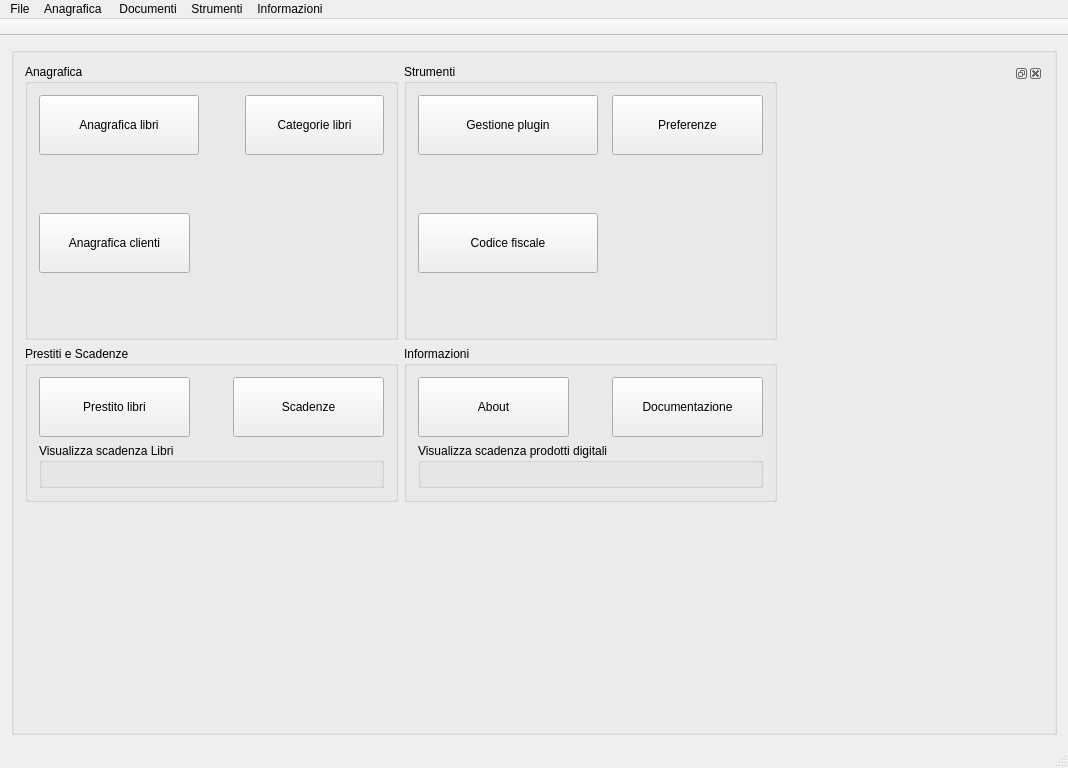
Above: lylibrary/ui/mainwindow.ui from kratos83/LyLibrary before the change. Below: the same form after it.
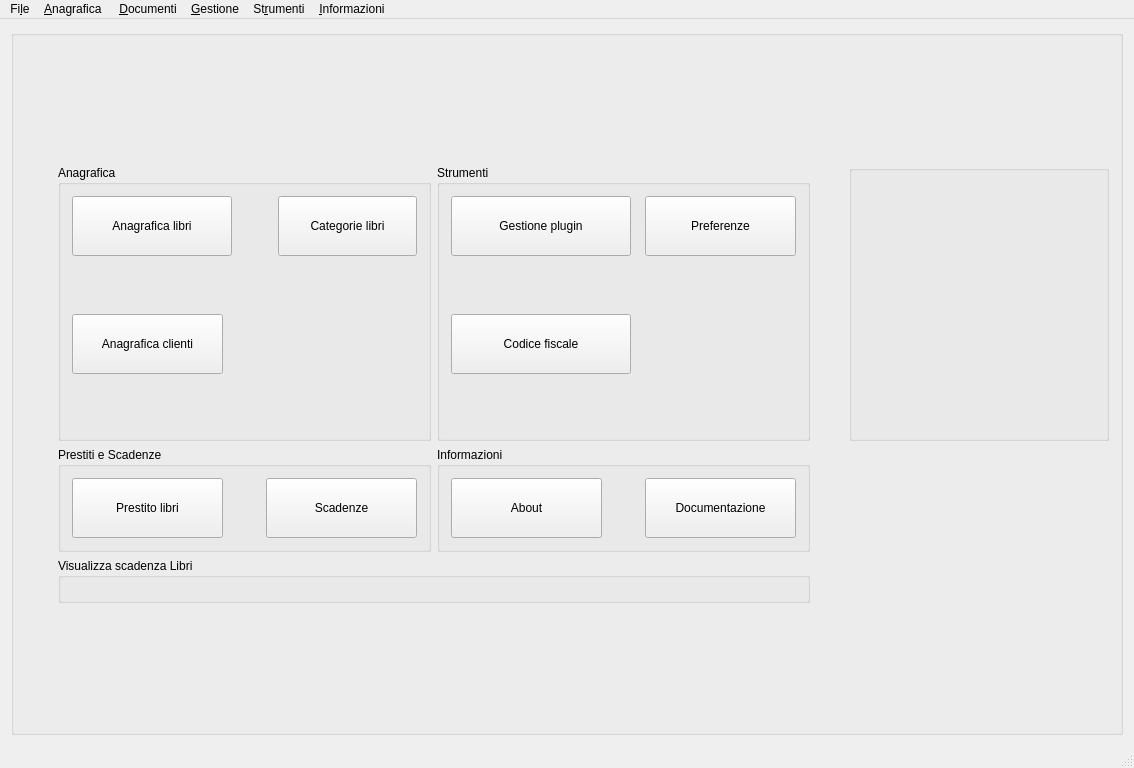
That is the form after the change. Icons and pictures are not drawn. Custom widgets are drawn as their Qt base class.

Diff of the .ui file:
```diff
--- a/lylibrary/ui/mainwindow.ui
+++ b/lylibrary/ui/mainwindow.ui
@@ -9,7 +9,7 @@
    <rect>
     <x>0</x>
     <y>0</y>
-    <width>1044</width>
+    <width>1134</width>
     <height>768</height>
    </rect>
   </property>
@@ -25,7 +25,33 @@
     <item row="0" column="0">
      <widget class="QGroupBox" name="groupBox">
       <layout class="QGridLayout" name="gridLayout_16">
-       <item row="0" column="5">
+       <item row="1" column="0">
+        <spacer name="horizontalSpacer_12">
+         <property name="orientation">
+          <enum>Qt::Horizontal</enum>
+         </property>
+         <property name="sizeHint" stdset="0">
+          <size>
+           <width>40</width>
+           <height>20</height>
+          </size>
+         </property>
+        </spacer>
+       </item>
+       <item row="2" column="0">
+        <spacer name="horizontalSpacer_5">
+         <property name="orientation">
+          <enum>Qt::Horizontal</enum>
+         </property>
+         <property name="sizeHint" stdset="0">
+          <size>
+           <width>40</width>
+           <height>20</height>
+          </size>
+         </property>
+        </spacer>
+       </item>
+       <item row="1" column="5">
         <spacer name="horizontalSpacer_11">
          <property name="orientation">
           <enum>Qt::Horizontal</enum>
@@ -38,7 +64,137 @@
          </property>
         </spacer>
        </item>
-       <item row="0" column="3" colspan="2">
+       <item row="2" column="1" colspan="2">
+        <widget class="QGroupBox" name="groupBox_2">
+         <property name="title">
+          <string>Prestiti e Scadenze</string>
+         </property>
+         <layout class="QGridLayout" name="gridLayout_13">
+          <item row="0" column="2">
+           <widget class="QPushButton" name="scadenze_2">
+            <property name="sizePolicy">
+             <sizepolicy hsizetype="Minimum" vsizetype="Fixed">
+              <horstretch>6</horstretch>
+              <verstretch>0</verstretch>
+             </sizepolicy>
+            </property>
+            <property name="minimumSize">
+             <size>
+              <width>151</width>
+              <height>60</height>
+             </size>
+            </property>
+            <property name="maximumSize">
+             <size>
+              <width>151</width>
+              <height>60</height>
+             </size>
+            </property>
+            <property name="baseSize">
+             <size>
+              <width>151</width>
+              <height>60</height>
+             </size>
+            </property>
+            <property name="text">
+             <string>Scadenze</string>
+            </property>
+            <property name="icon">
+             <iconset resource="../biblio.qrc">
+              <normaloff>:/images/user-group-properties.png</normaloff>:/images/user-group-properties.png</iconset>
+            </property>
+            <property name="iconSize">
+             <size>
+              <width>32</width>
+              <height>32</height>
+             </size>
+            </property>
+           </widget>
+          </item>
+          <item row="0" column="1">
+           <spacer name="horizontalSpacer_20">
+            <property name="orientation">
+             <enum>Qt::Horizontal</enum>
+            </property>
+            <property name="sizeHint" stdset="0">
+             <size>
+              <width>40</width>
+              <height>20</height>
+             </size>
+            </property>
+           </spacer>
+          </item>
+          <item row="0" column="0">
+           <widget class="QPushButton" name="cl2_2">
+            <property name="sizePolicy">
+             <sizepolicy hsizetype="Minimum" vsizetype="Fixed">
+              <horstretch>6</horstretch>
+              <verstretch>0</verstretch>
+             </sizepolicy>
+            </property>
+            <property name="minimumSize">
+             <size>
+              <width>151</width>
+              <height>60</height>
+             </size>
+            </property>
+            <property name="maximumSize">
+             <size>
+              <width>151</width>
+              <height>60</height>
+             </size>
+            </property>
+            <property name="baseSize">
+             <size>
+              <width>151</width>
+              <height>60</height>
+             </size>
+            </property>
+            <property name="text">
+             <string>Prestito libri</string>
+            </property>
+            <property name="icon">
+             <iconset resource="../biblio.qrc">
+              <normaloff>:/images/user-group-properties.png</normaloff>:/images/user-group-properties.png</iconset>
+            </property>
+            <property name="iconSize">
+             <size>
+              <width>32</width>
+              <height>32</height>
+             </size>
+            </property>
+           </widget>
+          </item>
+         </layout>
+        </widget>
+       </item>
+       <item row="4" column="3">
+        <spacer name="verticalSpacer_4">
+         <property name="orientation">
+          <enum>Qt::Vertical</enum>
+         </property>
+         <property name="sizeHint" stdset="0">
+          <size>
+           <width>20</width>
+           <height>40</height>
+          </size>
+         </property>
+        </spacer>
+       </item>
+       <item row="4" column="1">
+        <spacer name="verticalSpacer">
+         <property name="orientation">
+          <enum>Qt::Vertical</enum>
+         </property>
+         <property name="sizeHint" stdset="0">
+          <size>
+           <width>20</width>
+           <height>40</height>
+          </size>
+         </property>
+        </spacer>
+       </item>
+       <item row="1" column="3" colspan="2">
         <widget class="QGroupBox" name="groupBox_3">
          <property name="minimumSize">
           <size>
@@ -226,223 +382,7 @@
          </layout>
         </widget>
        </item>
-       <item row="0" column="0">
-        <spacer name="horizontalSpacer_12">
-         <property name="orientation">
-          <enum>Qt::Horizontal</enum>
-         </property>
-         <property name="sizeHint" stdset="0">
-          <size>
-           <width>40</width>
-           <height>20</height>
-          </size>
-         </property>
-        </spacer>
-       </item>
-       <item row="2" column="1">
-        <spacer name="verticalSpacer">
-         <property name="orientation">
-          <enum>Qt::Vertical</enum>
-         </property>
-         <property name="sizeHint" stdset="0">
-          <size>
-           <width>20</width>
-           <height>40</height>
-          </size>
-         </property>
-        </spacer>
-       </item>
-       <item row="1" column="5">
-        <spacer name="horizontalSpacer_16">
-         <property name="orientation">
-          <enum>Qt::Horizontal</enum>
-         </property>
-         <property name="sizeHint" stdset="0">
-          <size>
-           <width>40</width>
-           <height>20</height>
-          </size>
-         </property>
-        </spacer>
-       </item>
-       <item row="1" column="1" colspan="2">
-        <widget class="QGroupBox" name="groupBox_2">
-         <property name="title">
-          <string>Prestiti e Scadenze</string>
-         </property>
-         <layout class="QGridLayout" name="gridLayout_13">
-          <item row="0" column="2">
-           <widget class="QPushButton" name="scadenze_2">
-            <property name="sizePolicy">
-             <sizepolicy hsizetype="Minimum" vsizetype="Fixed">
-              <horstretch>6</horstretch>
-              <verstretch>0</verstretch>
-             </sizepolicy>
-            </property>
-            <property name="minimumSize">
-             <size>
-              <width>151</width>
-              <height>60</height>
-             </size>
-            </property>
-            <property name="maximumSize">
-             <size>
-              <width>151</width>
-              <height>60</height>
-             </size>
-            </property>
-            <property name="baseSize">
-             <size>
-              <width>151</width>
-              <height>60</height>
-             </size>
-            </property>
-            <property name="text">
-             <string>Scadenze</string>
-            </property>
-            <property name="icon">
-             <iconset resource="../biblio.qrc">
-              <normaloff>:/images/user-group-properties.png</normaloff>:/images/user-group-properties.png</iconset>
-            </property>
-            <property name="iconSize">
-             <size>
-              <width>32</width>
-              <height>32</height>
-             </size>
-            </property>
-           </widget>
-          </item>
-          <item row="0" column="1">
-           <spacer name="horizontalSpacer_20">
-            <property name="orientation">
-             <enum>Qt::Horizontal</enum>
-            </property>
-            <property name="sizeHint" stdset="0">
-             <size>
-              <width>40</width>
-              <height>20</height>
-             </size>
-            </property>
-           </spacer>
-          </item>
-          <item row="0" column="0">
-           <widget class="QPushButton" name="cl2_2">
-            <property name="sizePolicy">
-             <sizepolicy hsizetype="Minimum" vsizetype="Fixed">
-              <horstretch>6</horstretch>
-              <verstretch>0</verstretch>
-             </sizepolicy>
-            </property>
-            <property name="minimumSize">
-             <size>
-              <width>151</width>
-              <height>60</height>
-             </size>
-            </property>
-            <property name="maximumSize">
-             <size>
-              <width>151</width>
-              <height>60</height>
-             </size>
-            </property>
-            <property name="baseSize">
-             <size>
-              <width>151</width>
-              <height>60</height>
-             </size>
-            </property>
-            <property name="text">
-             <string>Prestito libri</string>
-            </property>
-            <property name="icon">
-             <iconset resource="../biblio.qrc">
-              <normaloff>:/images/user-group-properties.png</normaloff>:/images/user-group-properties.png</iconset>
-            </property>
-            <property name="iconSize">
-             <size>
-              <width>32</width>
-              <height>32</height>
-             </size>
-            </property>
-           </widget>
-          </item>
-          <item row="1" column="0" colspan="3">
-           <widget class="QGroupBox" name="groupBox_6">
-            <property name="title">
-             <string>Visualizza scadenza Libri</string>
-            </property>
-            <layout class="QGridLayout" name="gridLayout_14">
-             <item row="0" column="0">
-              <layout class="QGridLayout" name="gridLayout_15"/>
-             </item>
-            </layout>
-           </widget>
-          </item>
-         </layout>
-        </widget>
-       </item>
-       <item row="0" column="6">
-        <widget class="QDockWidget" name="dockWidget">
-         <property name="minimumSize">
-          <size>
-           <width>260</width>
-           <height>260</height>
-          </size>
-         </property>
-         <property name="maximumSize">
-          <size>
-           <width>260</width>
-           <height>524287</height>
-          </size>
-         </property>
-         <property name="sizeIncrement">
-          <size>
-           <width>260</width>
-           <height>0</height>
-          </size>
-         </property>
-         <property name="baseSize">
-          <size>
-           <width>260</width>
-           <height>0</height>
-          </size>
-         </property>
-         <property name="floating">
-          <bool>false</bool>
-         </property>
-         <property name="allowedAreas">
-          <set>Qt::NoDockWidgetArea</set>
-         </property>
-         <widget class="QWidget" name="dockWidgetContents"/>
-        </widget>
-       </item>
-       <item row="1" column="0">
-        <spacer name="horizontalSpacer_5">
-         <property name="orientation">
-          <enum>Qt::Horizontal</enum>
-         </property>
-         <property name="sizeHint" stdset="0">
-          <size>
-           <width>40</width>
-           <height>20</height>
-          </size>
-         </property>
-        </spacer>
-       </item>
-       <item row="2" column="3">
-        <spacer name="verticalSpacer_4">
-         <property name="orientation">
-          <enum>Qt::Vertical</enum>
-         </property>
-         <property name="sizeHint" stdset="0">
-          <size>
-           <width>20</width>
-           <height>40</height>
-          </size>
-         </property>
-        </spacer>
-       </item>
-       <item row="1" column="3" colspan="2">
+       <item row="2" column="3" colspan="2">
         <widget class="QGroupBox" name="groupBox_4">
          <property name="title">
           <string>Informazioni</string>
@@ -543,22 +483,10 @@
             </property>
            </spacer>
           </item>
-          <item row="1" column="0" colspan="3">
-           <widget class="QGroupBox" name="groupBox_7">
-            <property name="title">
-             <string>Visualizza scadenza prodotti digitali</string>
-            </property>
-            <layout class="QGridLayout" name="gridLayout_5">
-             <item row="0" column="0">
-              <layout class="QGridLayout" name="gridLayout_4"/>
-             </item>
-            </layout>
-           </widget>
-          </item>
          </layout>
         </widget>
        </item>
-       <item row="0" column="1" colspan="2">
+       <item row="1" column="1" colspan="2">
         <widget class="QGroupBox" name="groupBox">
          <property name="minimumSize">
           <size>
@@ -746,6 +674,96 @@
          </layout>
         </widget>
        </item>
+       <item row="3" column="1" colspan="4">
+        <widget class="QGroupBox" name="groupBox_6">
+         <property name="title">
+          <string>Visualizza scadenza Libri</string>
+         </property>
+         <layout class="QGridLayout" name="gridLayout_14">
+          <item row="0" column="0">
+           <layout class="QGridLayout" name="gridLayout_15"/>
+          </item>
+         </layout>
+        </widget>
+       </item>
+       <item row="0" column="1">
+        <spacer name="verticalSpacer_5">
+         <property name="orientation">
+          <enum>Qt::Vertical</enum>
+         </property>
+         <property name="sizeHint" stdset="0">
+          <size>
+           <width>20</width>
+           <height>40</height>
+          </size>
+         </property>
+        </spacer>
+       </item>
+       <item row="2" column="5">
+        <spacer name="horizontalSpacer_16">
+         <property name="orientation">
+          <enum>Qt::Horizontal</enum>
+         </property>
+         <property name="sizeHint" stdset="0">
+          <size>
+           <width>40</width>
+           <height>20</height>
+          </size>
+         </property>
+        </spacer>
+       </item>
+       <item row="1" column="6">
+        <widget class="QGroupBox" name="m_orologio">
+         <property name="minimumSize">
+          <size>
+           <width>260</width>
+           <height>0</height>
+          </size>
+         </property>
+         <property name="maximumSize">
+          <size>
+           <width>260</width>
+           <height>16777215</height>
+          </size>
+         </property>
+         <property name="sizeIncrement">
+          <size>
+           <width>260</width>
+           <height>0</height>
+          </size>
+         </property>
+         <property name="baseSize">
+          <size>
+           <width>260</width>
+           <height>0</height>
+          </size>
+         </property>
+         <property name="title">
+          <string/>
+         </property>
+         <layout class="QGridLayout" name="gridLayout_4">
+          <item row="0" column="0">
+           <layout class="QGridLayout" name="gridLayout_3"/>
+          </item>
+         </layout>
+        </widget>
+       </item>
+       <item row="2" column="6">
+        <widget class="classe" name="donazione">
+         <property name="cursor">
+          <cursorShape>PointingHandCursor</cursorShape>
+         </property>
+         <property name="text">
+          <string/>
+         </property>
+         <property name="pixmap">
+          <pixmap resource="../biblio.qrc">:/images/paypal.png</pixmap>
+         </property>
+         <property name="openExternalLinks">
+          <bool>true</bool>
+         </property>
+        </widget>
+       </item>
       </layout>
      </widget>
     </item>
@@ -759,8 +777,8 @@
     <rect>
      <x>0</x>
      <y>0</y>
-     <width>1044</width>
-     <height>21</height>
+     <width>1134</width>
+     <height>30</height>
     </rect>
    </property>
    <property name="nativeMenuBar">
@@ -768,13 +786,13 @@
    </property>
    <widget class="QMenu" name="menuFile">
     <property name="title">
-     <string>File</string>
+     <string>Fi&amp;le</string>
     </property>
     <addaction name="close_ac"/>
    </widget>
    <widget class="QMenu" name="menuAnagrafica">
     <property name="title">
-     <string>Anagrafica </string>
+     <string>&amp;Anagrafica </string>
     </property>
     <widget class="QMenu" name="menuAnagrafica_2">
      <property name="title">
@@ -824,7 +842,7 @@
    </widget>
    <widget class="QMenu" name="menuStrumenti_2">
     <property name="title">
-     <string>Strumenti</string>
+     <string>St&amp;rumenti</string>
     </property>
     <widget class="QMenu" name="menuPlugins_2">
      <property name="title">
@@ -849,7 +867,7 @@
    </widget>
    <widget class="QMenu" name="menuInformazioni">
     <property name="title">
-     <string>Informazioni</string>
+     <string>&amp;Informazioni</string>
     </property>
     <addaction name="actionAbout_2"/>
     <addaction name="separator"/>
@@ -858,58 +876,33 @@
    </widget>
    <widget class="QMenu" name="menuDocumenti">
     <property name="title">
-     <string>Documenti</string>
+     <string>&amp;Documenti</string>
     </property>
     <addaction name="actionFattura_d_aquisto"/>
     <addaction name="actionFattura_di_vendita_2"/>
     <addaction name="actionCarico_magazzino"/>
     <addaction name="actionScarico_magazzino"/>
    </widget>
+   <widget class="QMenu" name="menuGestione">
+    <property name="title">
+     <string>&amp;Gestione</string>
+    </property>
+    <addaction name="actionVerifica_patrtita_iva"/>
+    <addaction name="separator"/>
+    <addaction name="actionVerifica_codice_fiscale_2"/>
+    <addaction name="separator"/>
+    <addaction name="actionCerca_CAP"/>
+    <addaction name="separator"/>
+    <addaction name="actionCalcola_codicefiscale"/>
+   </widget>
    <addaction name="menuFile"/>
    <addaction name="menuAnagrafica"/>
    <addaction name="menuDocumenti"/>
+   <addaction name="menuGestione"/>
    <addaction name="menuStrumenti_2"/>
    <addaction name="menuInformazioni"/>
   </widget>
   <widget class="QStatusBar" name="statusBar"/>
-  <widget class="QToolBar" name="toolBar">
-   <property name="baseSize">
-    <size>
-     <width>0</width>
-     <height>50</height>
-    </size>
-   </property>
-   <property name="windowTitle">
-    <string>Menu principale</string>
-   </property>
-   <property name="styleSheet">
-    <string notr="true"/>
-   </property>
-   <property name="movable">
-    <bool>false</bool>
-   </property>
-   <property name="allowedAreas">
-    <set>Qt::NoToolBarArea</set>
-   </property>
-   <property name="iconSize">
-    <size>
-     <width>38</width>
-     <height>24</height>
-    </size>
-   </property>
-   <property name="toolButtonStyle">
-    <enum>Qt::ToolButtonTextUnderIcon</enum>
-   </property>
-   <property name="floatable">
-    <bool>false</bool>
-   </property>
-   <attribute name="toolBarArea">
-    <enum>TopToolBarArea</enum>
-   </attribute>
-   <attribute name="toolBarBreak">
-    <bool>false</bool>
-   </attribute>
-  </widget>
   <action name="close_ac">
    <property name="icon">
     <iconset resource="../biblio.qrc">
@@ -1312,6 +1305,13 @@
   </action>
  </widget>
  <layoutdefault spacing="6" margin="11"/>
+ <customwidgets>
+  <customwidget>
+   <class>classe</class>
+   <extends>QLabel</extends>
+   <header>classe.h</header>
+  </customwidget>
+ </customwidgets>
  <tabstops>
   <tabstop>libri_2</tabstop>
   <tabstop>categoria_2</tabstop>
```
Left out of the diff: 77 changed lines with no effect on the pictures.
